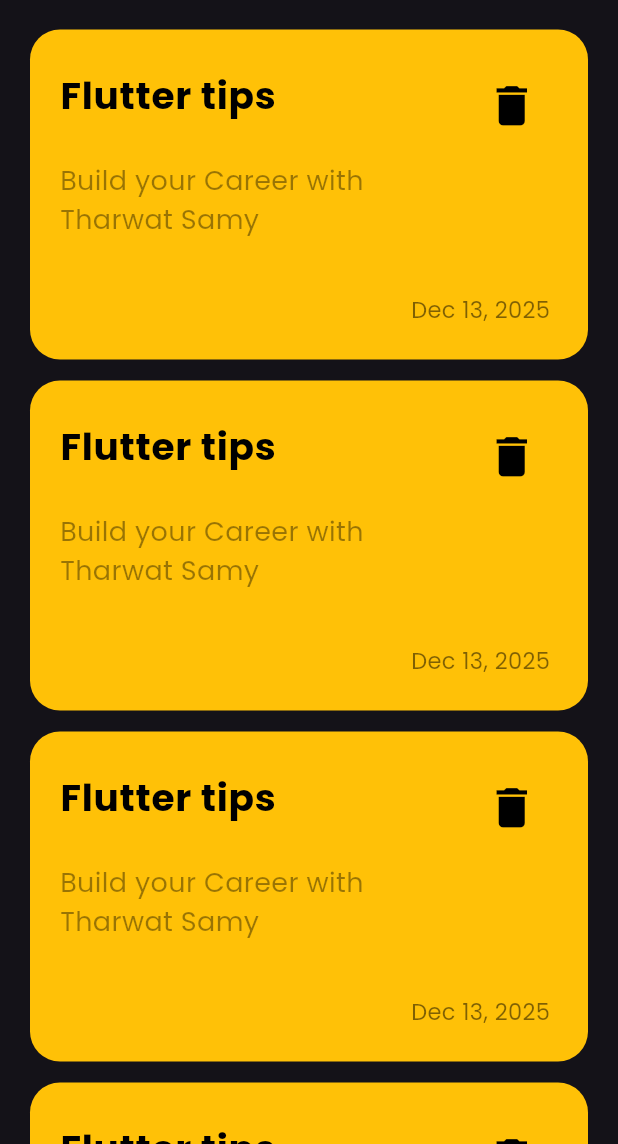
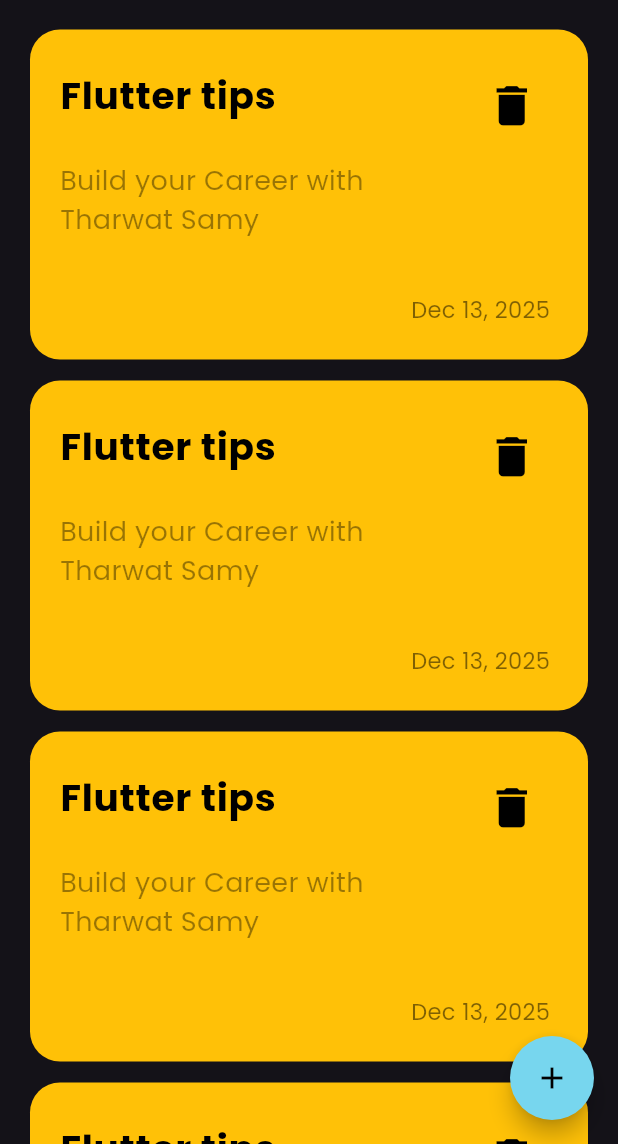
Before and after one commit to Nero1110/notes_app, a Flutter app: the screen it shows after launch, on a phone screen of 412 x 824 dp, the part 92-1236 px from its top. Run offline on Flutter 3.47's test engine with Material 3 defaults, Android fonts, the phone set to English and light mode, and no system bars.

Commit message:
adding custom text form field and starting adding note screen

```diff
--- a/lib/screens/notes_screen.dart
+++ b/lib/screens/notes_screen.dart
@@ -1,4 +1,5 @@
 import 'package:flutter/material.dart';
+import 'package:notes_app/screens/add_note_screen.dart';
 import 'package:notes_app/widgets/custom_app_bar.dart';
 import 'package:notes_app/widgets/notes_list.dart';
 
@@ -8,13 +9,21 @@ class NotesScreen extends StatelessWidget {
   @override
   Widget build(BuildContext context) {
     return Scaffold(
+      floatingActionButton: FloatingActionButton(
+        onPressed: () {
+          showModalBottomSheet(
+            context: context,
+            builder: (context) {
+              return AddNoteBottomSheet();
+            },
+          );
+        },
+        backgroundColor: Color(0xff77D6EE),
+        shape: CircleBorder(),
+        child: Icon(Icons.add, color: Colors.black),
+      ),
       body: SafeArea(
-        child: Column(
-          children: [
-            CustomAppBar(),
-            NotesListWidget(),
-          ],
-        ),
+        child: Column(children: [CustomAppBar(), NotesListWidget()]),
       ),
     );
   }
--- a/lib/widgets/custom_app_bar.dart
+++ b/lib/widgets/custom_app_bar.dart
@@ -5,7 +5,7 @@ class CustomAppBar extends StatelessWidget {
 
   @override
   Widget build(BuildContext context) {
-    return Padding(
+    return  Padding(
       padding: const EdgeInsets.symmetric(horizontal: 21, vertical: 13),
       child: Row(
         children: [
```
Also changed, not shown: lib/screens/add_note_screen.dart (added, +13 -0 lines), lib/widgets/custom_text_field.dart (added, +55 -0 lines).
